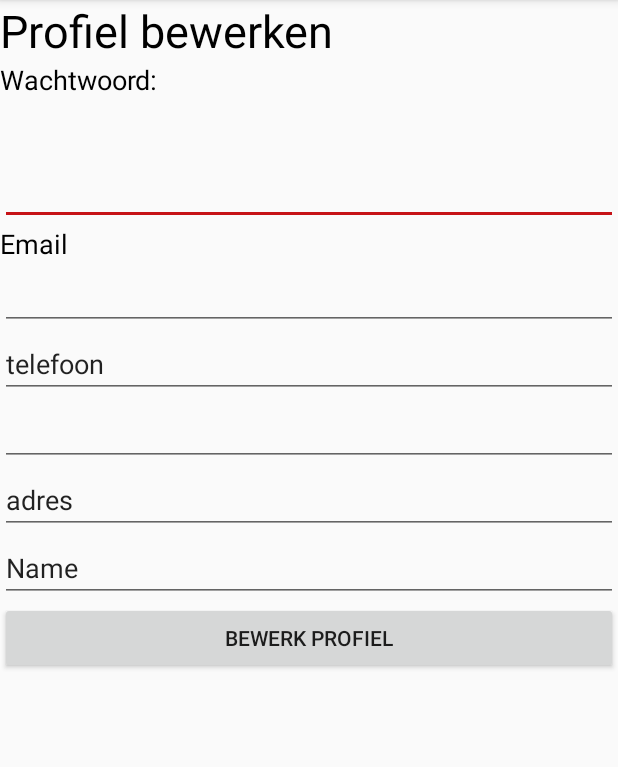
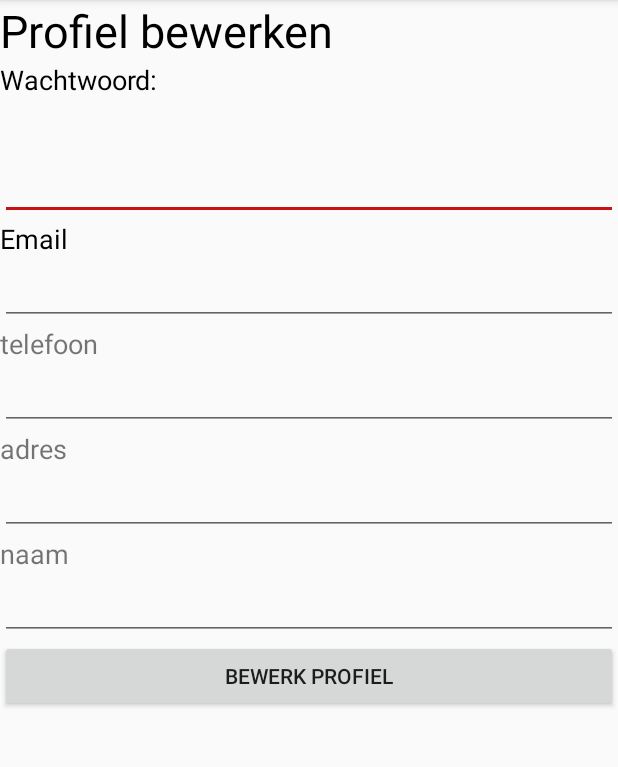
Before and after one commit to svh1998/monoordapp, an Android app: the EditProfile screen opened directly, with no data from a screen before it, on a phone screen of 412 x 824 dp, the part 84-851 px from its top. Run offline under Robolectric (Android 15) with nearby library versions, the phone set to English and light mode, and no system bars.

Commit message:
layout edit profile

```diff
--- a/app/src/main/java/com/example/svanh/testproject/profiel/EditPassword.java
+++ b/app/src/main/java/com/example/svanh/testproject/profiel/EditPassword.java
@@ -25,6 +25,7 @@ public class EditPassword extends CommonActivity implements CommonActivity.Handl
 
     }
 
+
     public void changePassword(View view){
 
         Context context = getApplicationContext();
@@ -36,6 +37,7 @@ public class EditPassword extends CommonActivity implements CommonActivity.Handl
         String nieuwpw2 = confirmpw.getText().toString();
         if(nieuwpw.equals(nieuwpw2)){
             Log.d("gelijk", "ja");
+
             int duration = Toast.LENGTH_SHORT;
             final Toast toast = Toast.makeText(context, "TRUE", duration);
             final Button button = (Button)findViewById(R.id.button2);
@@ -51,6 +53,7 @@ public class EditPassword extends CommonActivity implements CommonActivity.Handl
             final Button button = (Button)findViewById(R.id.button2);
             String url = "";
             String output;
+
             toast.show();
         }
 
--- a/app/src/main/res/layout/profiel.xml
+++ b/app/src/main/res/layout/profiel.xml
@@ -45,13 +45,12 @@
         android:ems="10"
         android:inputType="textEmailAddress" />
 
-    <EditText
-        android:id="@+id/editText4"
+    <TextView
+        android:id="@+id/textView9"
         android:layout_width="match_parent"
         android:layout_height="wrap_content"
-        android:ems="10"
-        android:inputType="textPersonName"
-        android:text="telefoon" />
+        android:text="telefoon"
+        android:textSize="18sp" />
 
     <EditText
         android:id="@+id/editText8"
@@ -60,21 +59,33 @@
         android:ems="10"
         android:inputType="phone" />
 
+    <TextView
+        android:id="@+id/textView10"
+        android:layout_width="match_parent"
+        android:layout_height="wrap_content"
+        android:text="adres"
+        android:textSize="18sp" />
+
     <EditText
         android:id="@+id/editText9"
         android:layout_width="match_parent"
         android:layout_height="wrap_content"
         android:ems="10"
-        android:inputType="textPersonName"
-        android:text="adres" />
+        android:inputType="textPersonName" />
+
+    <TextView
+        android:id="@+id/textView11"
+        android:layout_width="match_parent"
+        android:layout_height="wrap_content"
+        android:text="naam"
+        android:textSize="18sp" />
 
     <EditText
         android:id="@+id/editText7"
         android:layout_width="match_parent"
         android:layout_height="wrap_content"
         android:ems="10"
-        android:inputType="textPersonName"
-        android:text="Name" />
+        android:inputType="textPersonName" />
 
     <Button
         android:id="@+id/button2"
```
